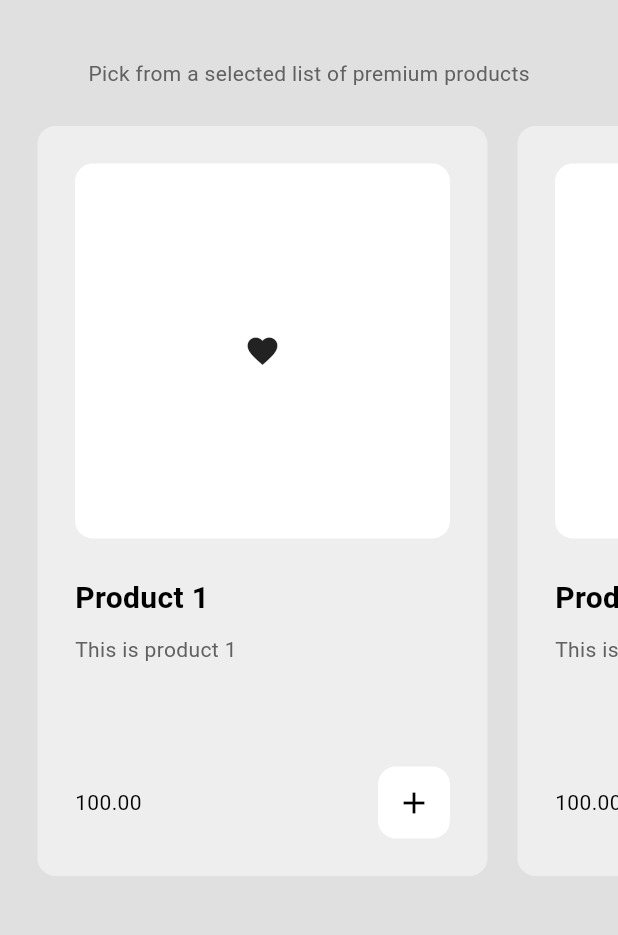
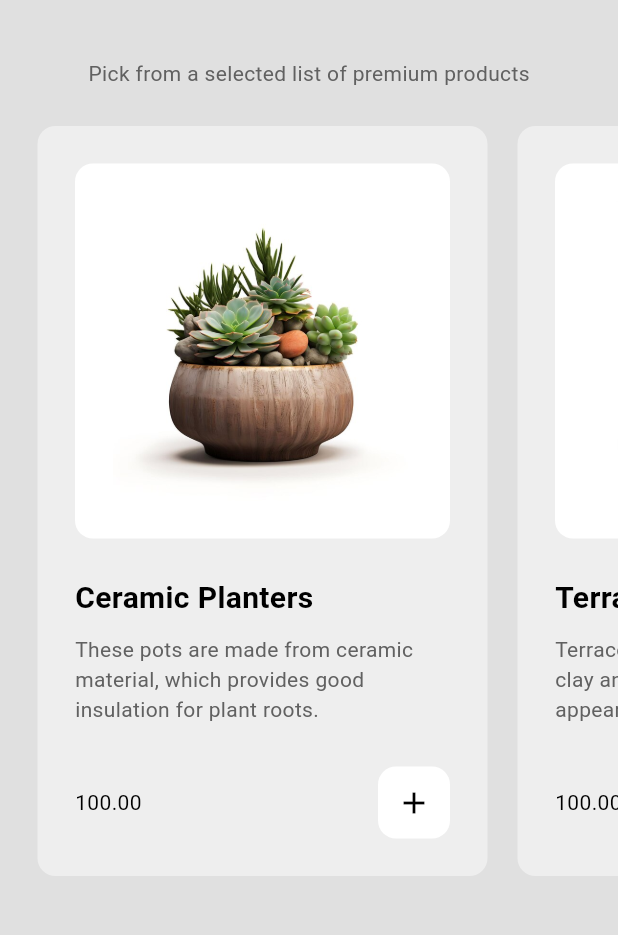
Before and after one commit to Sagarchauhan-web/flutter, a Flutter app: the ShopPage screen opened by its route, on a phone screen of 412 x 824 dp, the part 63-998 px from its top. Run offline on Flutter 3.47's test engine with Material 3 defaults, Android fonts, the phone set to English and light mode, and no system bars; our stand-ins replace google_fonts.

Commit message:
SimpleEcommerce: adding images

```diff
--- a/simple_ecommerce/lib/components/my_product_tile.dart
+++ b/simple_ecommerce/lib/components/my_product_tile.dart
@@ -52,7 +52,7 @@ class MyProductTile extends StatelessWidget {
                   ),
                   padding: const EdgeInsets.all(25),
                   width: double.infinity,
-                  child: const Icon(Icons.favorite),
+                  child: Image.asset(product.imagePath),
                 ),
               ),
               const SizedBox(height: 25),
--- a/simple_ecommerce/lib/models/shop.dart
+++ b/simple_ecommerce/lib/models/shop.dart
@@ -5,25 +5,33 @@ class Shop extends ChangeNotifier {
   // Products
   final List<Product> _shop = [
     Product(
-        name: "Product 1",
-        description: "This is product 1",
-        price: 100,
-        imagePath: '/'),
+      name: "Ceramic Planters",
+      description:
+          "These pots are made from ceramic material, which provides good insulation for plant roots.",
+      price: 100,
+      imagePath: "assets/1.jpg",
+    ),
     Product(
-        name: "Product 2",
-        description: "This is product 2",
-        price: 100,
-        imagePath: '/'),
+      name: "Terracotta Pots",
+      description:
+          "Terracotta pots are made from natural clay and have a rustic, earthy appearance.",
+      price: 100,
+      imagePath: "assets/2.jpg",
+    ),
     Product(
-        name: "Product 3",
-        description: "This is product 3",
-        price: 100,
-        imagePath: '/'),
+      name: "Hanging Baskets",
+      description:
+          "Hanging baskets are suspended from hooks or brackets, creating a beautiful display of trailing plants.",
+      price: 100,
+      imagePath: "assets/4.jpg",
+    ),
     Product(
-        name: "Product 4",
-        description: "This is product 4",
-        price: 100,
-        imagePath: '/'),
+      name: "Self-Watering Planters",
+      description:
+          "These innovative pots have a built-in reservoir that provides water to the plant as needed.",
+      price: 100,
+      imagePath: "assets/5.jpg",
+    ),
   ];
 
   // user cart
```
Also changed, not shown: simple_ecommerce/pubspec.yaml (+3 -5 lines), simple_ecommerce/assets/1.jpg (added), simple_ecommerce/assets/2.jpg (added), simple_ecommerce/assets/3.jpg (added), simple_ecommerce/assets/4.jpg (added), simple_ecommerce/assets/5.jpg (added), 1 other file.
